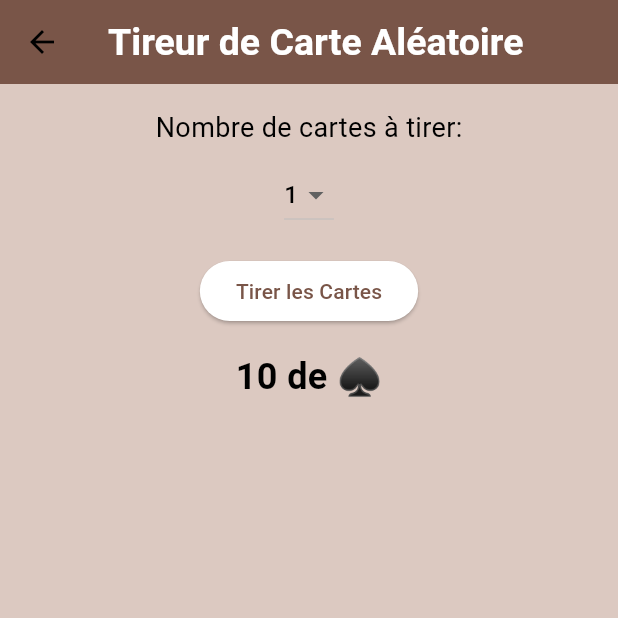
After one commit to matc78/test_app, a Flutter app: the CardDrawerGame screen opened directly, after a tap on "Tirer les Cartes", on a phone screen of 412 x 824 dp, the top half of it. The commit adds this screen. Run offline on Flutter 3.47's test engine with Material 3 defaults, Android fonts, the phone set to English and light mode, and no system bars; our stand-ins replace flutter_fortune_wheel.

Commit message:
ajout d'un tireur de carte

```diff
--- /dev/null
+++ b/lib/card_drawer_game.dart
@@ -0,0 +1,86 @@
+import 'package:flutter/material.dart';
+import 'dart:math';
+
+class CardDrawerGame extends StatefulWidget {
+  @override
+  _CardDrawerGameState createState() => _CardDrawerGameState();
+}
+
+class _CardDrawerGameState extends State<CardDrawerGame> {
+  final List<String> _cards = [
+    'As de ♥️', '2 de ♥️', '3 de ♥️', '4 de ♥️', '5 de ♥️', '6 de ♥️', '7 de ♥️', '8 de ♥️', '9 de ♥️', '10 de ♥️', 'Valet de ♥️', 'Dame de ♥️', 'Roi de ♥️',
+    'As de ♦️', '2 de ♦️', '3 de ♦️', '4 de ♦️', '5 de ♦️', '6 de ♦️', '7 de ♦️', '8 de ♦️', '9 de ♦️', '10 de ♦️', 'Valet de ♦️', 'Dame de ♦️', 'Roi de ♦️',
+    'As de ♣️', '2 de ♣️', '3 de ♣️', '4 de ♣️', '5 de ♣️', '6 de ♣️', '7 de ♣️', '8 de ♣️', '9 de ♣️', '10 de ♣️', 'Valet de ♣️', 'Dame de ♣️', 'Roi de ♣️',
+    'As de ♠️', '2 de ♠️', '3 de ♠️', '4 de ♠️', '5 de ♠️', '6 de ♠️', '7 de ♠️', '8 de ♠️', '9 de ♠️', '10 de ♠️', 'Valet de ♠️', 'Dame de ♠️', 'Roi de ♠️',
+  ];
+
+  List<String> _drawnCards = [];
+  int _numCardsToDraw = 1;
+
+  void _drawCards() {
+    final random = Random();
+    setState(() {
+      _drawnCards = List.generate(_numCardsToDraw, (_) => _cards[random.nextInt(_cards.length)]);
+    });
+  }
+
+  @override
+  Widget build(BuildContext context) {
+    return Scaffold(
+      appBar: AppBar(
+        title: const Text('Tireur de Carte Aléatoire'),
+      ),
+      body: Padding(
+        padding: const EdgeInsets.all(16.0),
+        child: Column(
+          mainAxisAlignment: MainAxisAlignment.center,
+          children: [
+            Text(
+              'Nombre de cartes à tirer:',
+              style: TextStyle(fontSize: 18),
+            ),
+            SizedBox(height: 8),
+            DropdownButton<int>(
+              value: _numCardsToDraw,
+              items: [1, 2, 3, 4, 5].map((int value) {
+                return DropdownMenuItem<int>(
+                  value: value,
+                  child: Text(value.toString()),
+                );
+              }).toList(),
+              onChanged: (value) {
+                setState(() {
+                  _numCardsToDraw = value!;
+                });
+              },
+            ),
+            SizedBox(height: 16),
+            ElevatedButton(
+              onPressed: _drawCards,
+              child: Text('Tirer les Cartes'),
+            ),
+            SizedBox(height: 16),
+            Expanded(
+              child: ListView.builder(
+                itemCount: _drawnCards.length,
+                itemBuilder: (context, index) {
+                  String card = _drawnCards[index];
+                  bool isRed = card.contains('♥️') || card.contains('♦️');
+                  return Text(
+                    card,
+                    style: TextStyle(
+                      fontSize: 24,
+                      fontWeight: FontWeight.bold,
+                      color: isRed ? Colors.red : Colors.black,
+                    ),
+                    textAlign: TextAlign.center,
+                  );
+                },
+              ),
+            ),
+          ],
+        ),
+      ),
+    );
+  }
+}
--- a/lib/first_page.dart
+++ b/lib/first_page.dart
@@ -1,4 +1,5 @@
 import 'package:flutter/material.dart';
+import 'package:test_1/card_drawer_game.dart';
 import 'styles.dart';  // Importez le fichier des styles
 import 'pyramide_w_cards.dart';
 import 'roulette_game.dart';
@@ -45,6 +46,16 @@ class FirstPage extends StatelessWidget {
               },
               child: const Text('Le Jeu des Problèmes'),
             ),
+            ElevatedButton(
+              style: AppStyles.elevatedButtonStyle,  // Utilisez le style de bouton défini
+              onPressed: () {
+                Navigator.push(
+                  context,
+                  MaterialPageRoute(builder: (context) => CardDrawerGame()),
+                );
+              },
+              child: const Text('Tireur de Carte Aléatoire'),
+            ),
           ],
         ),
       ),
--- a/lib/main.dart
+++ b/lib/main.dart
@@ -37,7 +37,7 @@ class MyHomePage extends StatelessWidget {
                   MaterialPageRoute(builder: (context) => FirstPage()),
                 );
               },
-              child: const Text('I have cards'),
+              child: const Text('Clique ici'),
             ),
             ElevatedButton(
               style: AppStyles.elevatedButtonStyle,  // Utilisez le style de bouton défini
@@ -47,7 +47,7 @@ class MyHomePage extends StatelessWidget {
                   MaterialPageRoute(builder: (context) => SecondPage()),
                 );
               },
-              child: const Text('I have no cards'),
+              child: const Text('Pas la'),
             ),
           ],
         ),
--- a/lib/second_page.dart
+++ b/lib/second_page.dart
@@ -6,10 +6,10 @@ class SecondPage extends StatelessWidget {
   Widget build(BuildContext context) {
     return Scaffold(
       appBar: AppBar(
-        title: Text('Games'),
+        title: const Text('Page à golmon'),
       ),
-      body: Center(
-        child: Text('This is the Second Page'),
+      body: const Center(
+        child: Text('t con ou quoi'),
       ),
     );
   }
```
